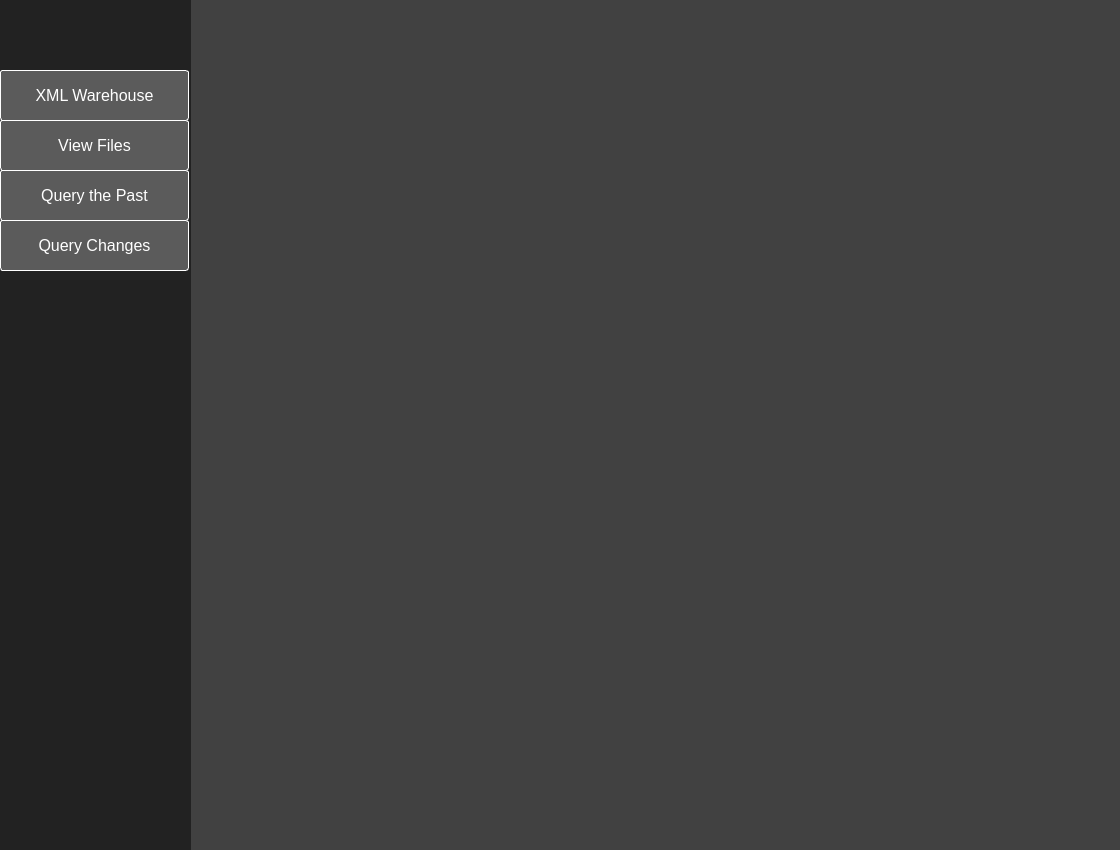
This is mainwindow.ui in HalaSaadeh/XML_Warehouse as Qt 5 draws it before an edit. The edited form follows.
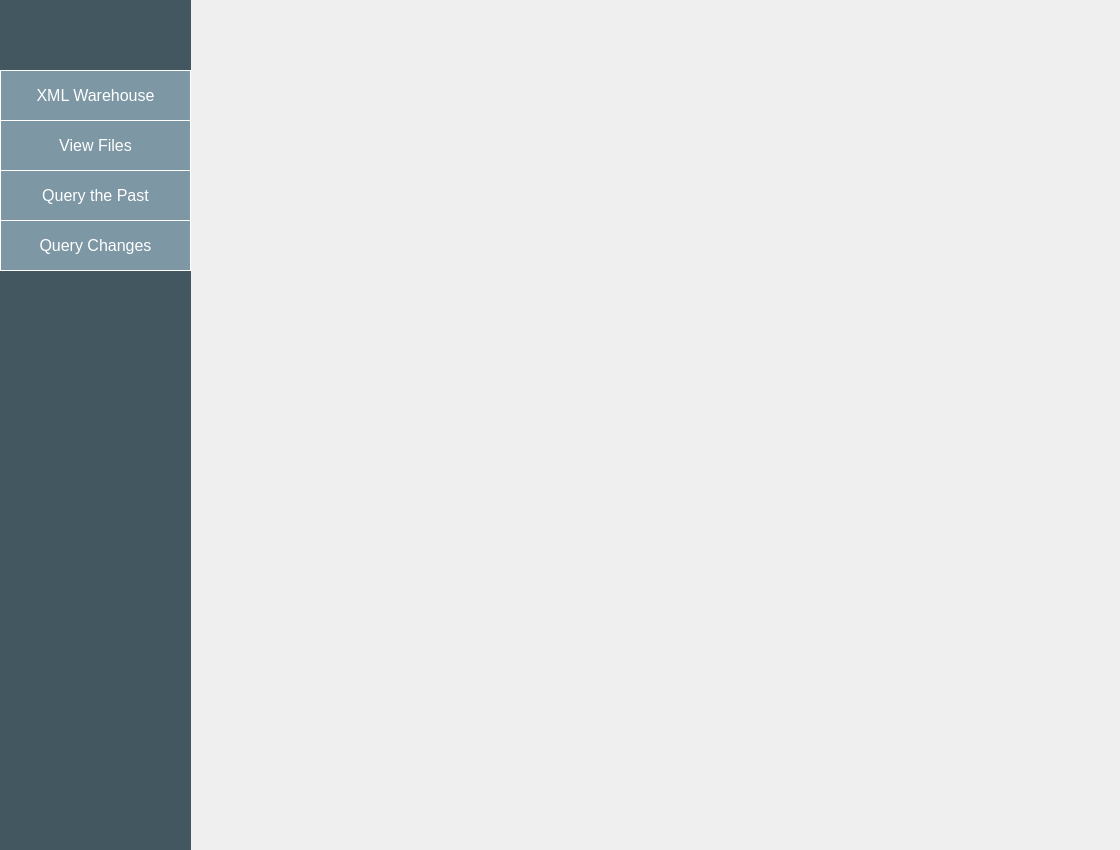
This is the edited form.

What changed in the file:
```diff
--- a/mainwindow.ui
+++ b/mainwindow.ui
@@ -14,7 +14,7 @@
    <string>Dialog</string>
   </property>
   <property name="styleSheet">
-   <string notr="true">background-color: rgb(65, 65, 65);</string>
+   <string notr="true">background-color: #rgb(99, 128, 143)</string>
   </property>
   <widget class="QListView" name="listView">
    <property name="geometry">
@@ -26,7 +26,7 @@
     </rect>
    </property>
    <property name="styleSheet">
-    <string notr="true">background-color: #222;
+    <string notr="true">background-color: #435761    ;
 border: 0px solid black;</string>
    </property>
   </widget>
@@ -35,13 +35,13 @@
     <rect>
      <x>0</x>
      <y>70</y>
-     <width>189</width>
+     <width>191</width>
      <height>51</height>
     </rect>
    </property>
    <property name="styleSheet">
     <string notr="true">
-background-color: rgb(91, 91, 91);
+background-color: #7d97a5 ;
   border: none;
   color: white;
   padding: 15px 32px;
@@ -51,7 +51,7 @@
   font-size: 16px;
 font-family: helvetica;
 border: 1px solid white;
-  border-radius:3px;
+
 </string>
    </property>
    <property name="text">
@@ -63,23 +63,23 @@
     <rect>
      <x>0</x>
      <y>120</y>
-     <width>189</width>
+     <width>191</width>
      <height>51</height>
     </rect>
    </property>
    <property name="styleSheet">
     <string notr="true">
-background-color: rgb(91, 91, 91);
+background-color: #7d97a5 ;
   border: none;
   color: white;
-  padding: 15px ;
+  padding: 15px 32px;
   text-align: center;
   text-decoration: none;
-  
+  display: inline-block;
   font-size: 16px;
 font-family: helvetica;
 border: 1px solid white;
-  border-radius:3px;
+
 </string>
    </property>
    <property name="text">
@@ -91,13 +91,13 @@
     <rect>
      <x>0</x>
      <y>170</y>
-     <width>189</width>
+     <width>191</width>
      <height>51</height>
     </rect>
    </property>
    <property name="styleSheet">
     <string notr="true">
-background-color: rgb(91, 91, 91);
+background-color: #7d97a5 ;
   border: none;
   color: white;
   padding: 15px 32px;
@@ -107,7 +107,7 @@
   font-size: 16px;
 font-family: helvetica;
 border: 1px solid white;
-  border-radius: 3px;
+
 </string>
    </property>
    <property name="text">
@@ -119,13 +119,13 @@
     <rect>
      <x>0</x>
      <y>220</y>
-     <width>189</width>
+     <width>191</width>
      <height>51</height>
     </rect>
    </property>
    <property name="styleSheet">
     <string notr="true">
-background-color: rgb(91, 91, 91);
+background-color: #7d97a5 ;
   border: none;
   color: white;
   padding: 15px 32px;
@@ -135,7 +135,7 @@
   font-size: 16px;
 font-family: helvetica;
 border: 1px solid white;
-  border-radius:3px;
+
 </string>
    </property>
    <property name="text">
```
Left out of the diff: 2 changed lines with no effect on the pictures.
